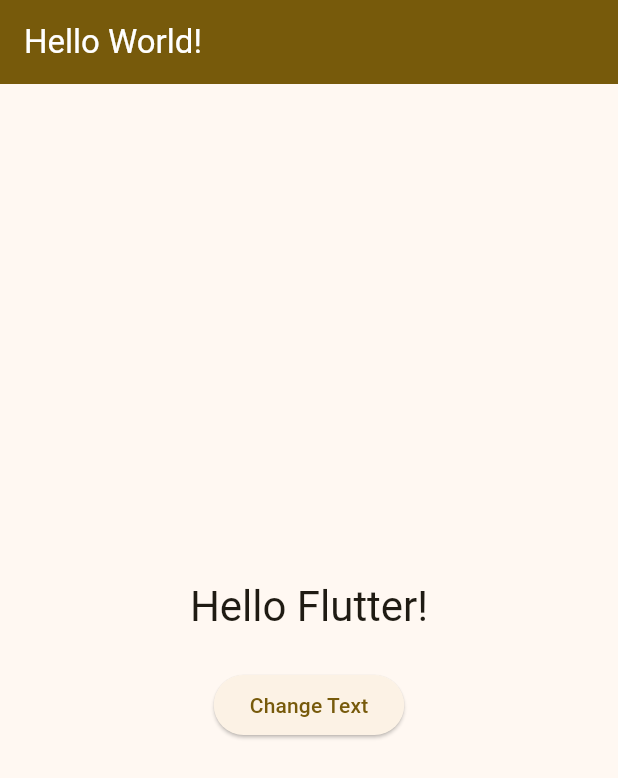
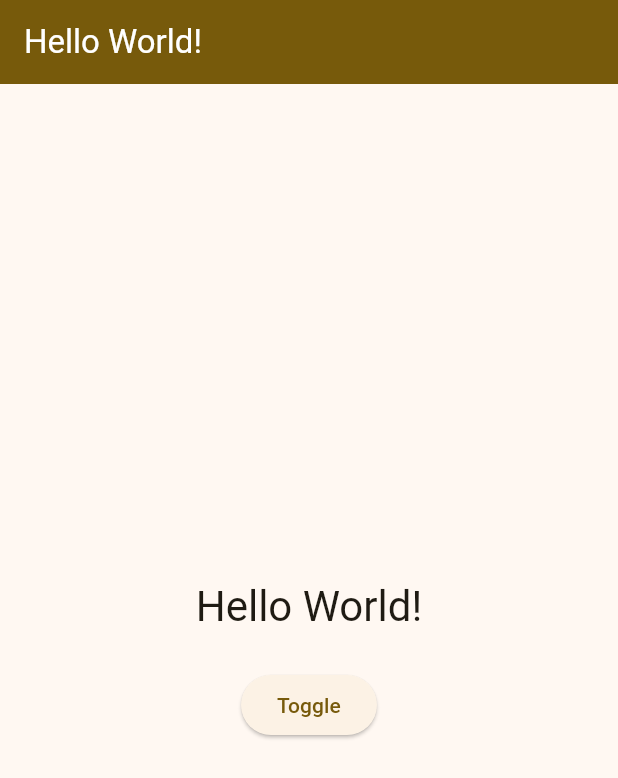
Before and after one commit to TheFlutterSensei/The-Hello-World-Toggle-App, a Flutter app: the screen it shows after launch, on a phone screen of 412 x 824 dp. Shown: the top 778 px of the screen. Run offline on Flutter 3.47's test engine with Material 3 defaults, Android fonts, the light colour scheme and no system bars.

Commit message:
Update main.dart to modify text and add const to SizedBox

```diff
--- a/lib/main.dart
+++ b/lib/main.dart
@@ -48,13 +48,13 @@
           mainAxisSize: MainAxisSize.min,
           children: [
             Text(
-              _isHello ? 'Hello Flutter!' : 'You Clicked the Button!',
+              _isHello ? 'Hello World!' : 'Bye World!',
               style: Theme.of(context).textTheme.headlineMedium,
             ),
-            SizedBox(height: 24),
+            const SizedBox(height: 24),
             ElevatedButton(
               onPressed: _toggleHello,
-              child: Text(_isHello ? 'Change Text' : 'Change Back'),
+              child: const Text('Toggle'),
             ),
           ],
         ),
```
